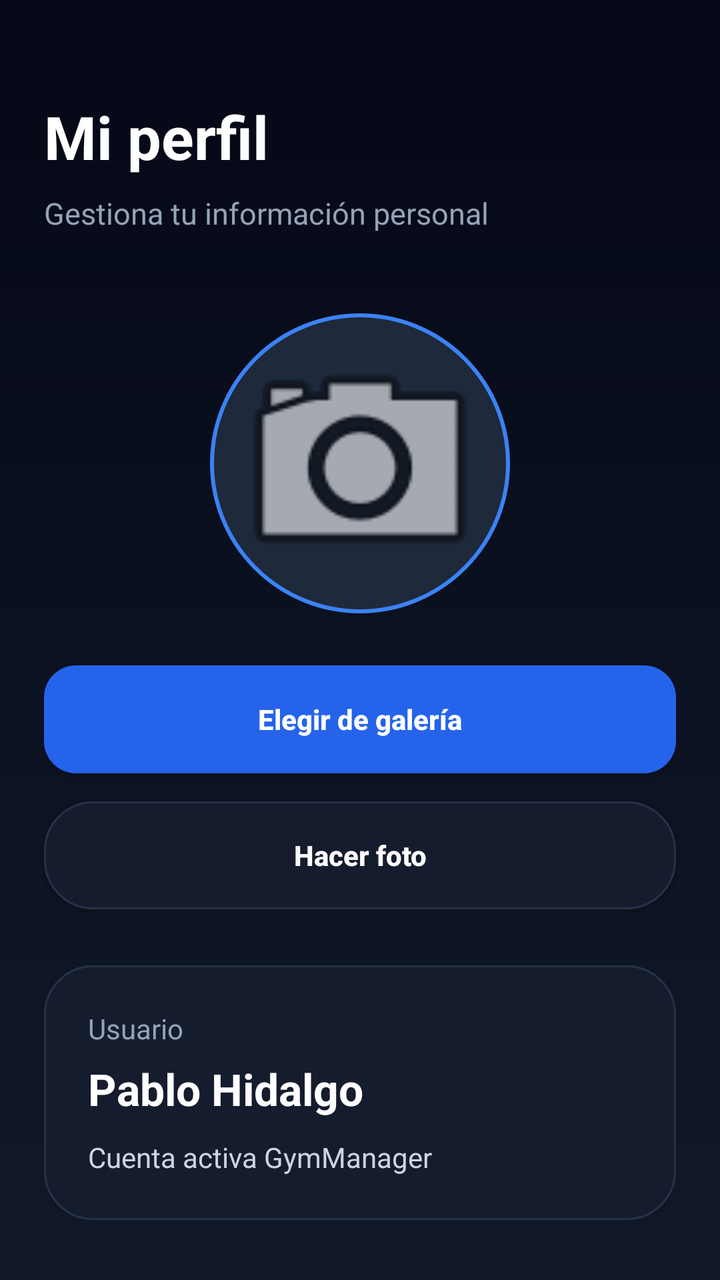
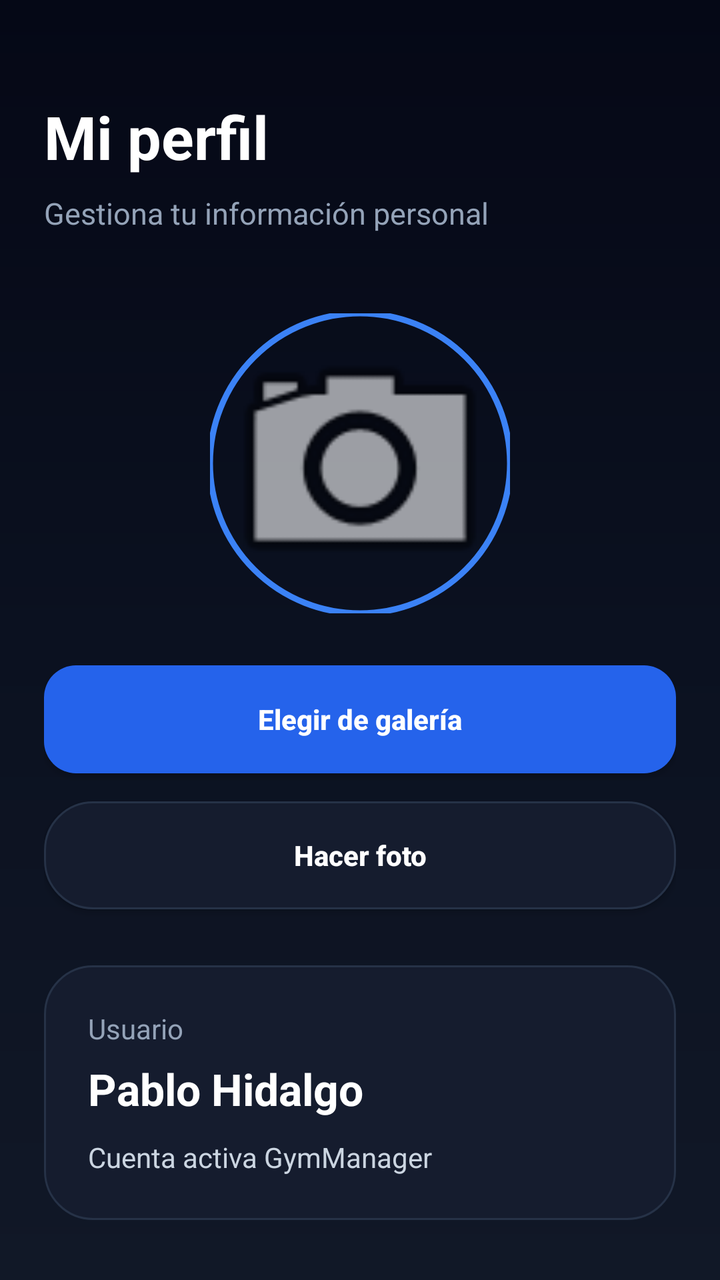

Screens rendered from an Android XML layout before and after an edit, with the pre-edit source and the edit as a unified diff.
<!-- AndroidManifest.xml: application theme Theme.GymManager -->
<!-- res/layout/activity_profile.xml -->
<?xml version="1.0" encoding="utf-8"?>
<ScrollView
    xmlns:android="http://schemas.android.com/apk/res/android"
    xmlns:app="http://schemas.android.com/apk/res-auto"
    xmlns:tools="http://schemas.android.com/tools"
    android:layout_width="match_parent"
    android:layout_height="match_parent"
    android:background="@drawable/bg_screen_dark"
    tools:context=".activities.client.ProfileActivity">

    <androidx.constraintlayout.widget.ConstraintLayout
        android:layout_width="match_parent"
        android:layout_height="wrap_content"
        android:padding="22dp">

        <TextView
            android:id="@+id/tvProfileTitle"
            android:layout_width="wrap_content"
            android:layout_height="wrap_content"
            android:text="Mi perfil"
            android:textColor="#FFFFFF"
            android:textSize="30sp"
            android:textStyle="bold"
            app:layout_constraintTop_toTopOf="parent"
            app:layout_constraintStart_toStartOf="parent"
            android:layout_marginTop="26dp"/>

        <TextView
            android:id="@+id/tvProfileSubtitle"
            android:layout_width="wrap_content"
            android:layout_height="wrap_content"
            android:text="Gestiona tu información personal"
            android:textColor="#94A3B8"
            android:textSize="15sp"
            app:layout_constraintTop_toBottomOf="@id/tvProfileTitle"
            app:layout_constraintStart_toStartOf="parent"
            android:layout_marginTop="8dp"/>

        <ImageView
            android:id="@+id/imgProfile"
            android:layout_width="150dp"
            android:layout_height="150dp"
            android:layout_marginTop="40dp"
            android:background="@drawable/bg_profile_circle"
            android:padding="6dp"
            android:scaleType="centerCrop"
            android:src="@android:drawable/ic_menu_camera"
            app:layout_constraintTop_toBottomOf="@id/tvProfileSubtitle"
            app:layout_constraintStart_toStartOf="parent"
            app:layout_constraintEnd_toEndOf="parent"/>

        <Button
            android:id="@+id/btnGallery"
            android:layout_width="0dp"
            android:layout_height="54dp"
            android:layout_marginTop="26dp"
            android:background="@drawable/bg_button_primary"
            android:text="Elegir de galería"
            android:textAllCaps="false"
            android:textColor="#FFFFFF"
            android:textStyle="bold"
            app:layout_constraintTop_toBottomOf="@id/imgProfile"
            app:layout_constraintStart_toStartOf="parent"
            app:layout_constraintEnd_toEndOf="parent"/>

        <Button
            android:id="@+id/btnCamera"
            android:layout_width="0dp"
            android:layout_height="54dp"
            android:layout_marginTop="14dp"
            android:background="@drawable/bg_card_dark_stroke"
            android:text="Hacer foto"
            android:textAllCaps="false"
            android:textColor="#FFFFFF"
            android:textStyle="bold"
            app:layout_constraintTop_toBottomOf="@id/btnGallery"
            app:layout_constraintStart_toStartOf="parent"
            app:layout_constraintEnd_toEndOf="parent"/>

        <LinearLayout
            android:id="@+id/profileInfoCard"
            android:layout_width="0dp"
            android:layout_height="wrap_content"
            android:layout_marginTop="28dp"
            android:background="@drawable/bg_card_dark_stroke"
            android:orientation="vertical"
            android:padding="22dp"
            app:layout_constraintTop_toBottomOf="@id/btnCamera"
            app:layout_constraintStart_toStartOf="parent"
            app:layout_constraintEnd_toEndOf="parent">

            <TextView
                android:layout_width="wrap_content"
                android:layout_height="wrap_content"
                android:text="Usuario"
                android:textColor="#94A3B8"
                android:textSize="14sp"/>

            <TextView
                android:id="@+id/tvProfileName"
                android:layout_width="wrap_content"
                android:layout_height="wrap_content"
                android:text="Pablo Hidalgo"
                android:textColor="#FFFFFF"
                android:textSize="22sp"
                android:textStyle="bold"
                android:layout_marginTop="6dp"/>

            <TextView
                android:layout_width="wrap_content"
                android:layout_height="wrap_content"
                android:text="Cuenta activa GymManager"
                android:textColor="#CBD5E1"
                android:textSize="14sp"
                android:layout_marginTop="10dp"/>

        </LinearLayout>

    </androidx.constraintlayout.widget.ConstraintLayout>

</ScrollView>
<!-- resources referenced by this layout -->
<resources>
  <!-- drawable bg_button_primary (drawable) -->
  <shape xmlns:android="http://schemas.android.com/apk/res/android">
      <solid android:color="#2563EB" />
      <corners android:radius="16dp" />
  </shape>
  <!-- drawable bg_card_dark_stroke (drawable) -->
  <?xml version="1.0" encoding="utf-8"?>
  <shape xmlns:android="http://schemas.android.com/apk/res/android">
      <solid android:color="#151C2E" />
      <corners android:radius="24dp" />
      <stroke
          android:width="1dp"
          android:color="#263247" />
  </shape>
  <!-- drawable bg_profile_circle (drawable) -->
  <?xml version="1.0" encoding="utf-8"?>
  <shape xmlns:android="http://schemas.android.com/apk/res/android">
  
      <solid android:color="#1E293B"/>
  
      <corners android:radius="999dp"/>
  
      <stroke
          android:width="2dp"
          android:color="#3B82F6"/>
  
  </shape>
  <!-- drawable bg_screen_dark (drawable) -->
  <?xml version="1.0" encoding="utf-8"?>
  <shape xmlns:android="http://schemas.android.com/apk/res/android">
      <gradient
          android:startColor="#050816"
          android:centerColor="#0B1120"
          android:endColor="#111827"
          android:angle="270" />
  </shape>
  <style name="Theme.GymManager" parent="Base.Theme.GymManager" />
  <style name="Base.Theme.GymManager" parent="Theme.Material3.DayNight.NoActionBar">
          
          
      </style>
</resources>

<!-- the commit's change to res/layout/activity_profile.xml (unified diff, before → after) -->
@@ -36,15 +36,16 @@
             app:layout_constraintStart_toStartOf="parent"
             android:layout_marginTop="8dp"/>
 
-        <ImageView
+        <com.google.android.material.imageview.ShapeableImageView
             android:id="@+id/imgProfile"
             android:layout_width="150dp"
             android:layout_height="150dp"
             android:layout_marginTop="40dp"
-            android:background="@drawable/bg_profile_circle"
-            android:padding="6dp"
             android:scaleType="centerCrop"
             android:src="@android:drawable/ic_menu_camera"
+            app:shapeAppearanceOverlay="@style/CircleImageView"
+            app:strokeColor="#3B82F6"
+            app:strokeWidth="3dp"
             app:layout_constraintTop_toBottomOf="@id/tvProfileSubtitle"
             app:layout_constraintStart_toStartOf="parent"
             app:layout_constraintEnd_toEndOf="parent"/>
<!-- resource entries referenced after the edit -->
@@ -14,19 +14,6 @@
           android:width="1dp"
           android:color="#263247" />
   </shape>
-  <!-- drawable bg_profile_circle (drawable) -->
-  <?xml version="1.0" encoding="utf-8"?>
-  <shape xmlns:android="http://schemas.android.com/apk/res/android">
-  
-      <solid android:color="#1E293B"/>
-  
-      <corners android:radius="999dp"/>
-  
-      <stroke
-          android:width="2dp"
-          android:color="#3B82F6"/>
-  
-  </shape>
   <!-- drawable bg_screen_dark (drawable) -->
   <?xml version="1.0" encoding="utf-8"?>
   <shape xmlns:android="http://schemas.android.com/apk/res/android">
@@ -36,6 +23,9 @@
           android:endColor="#111827"
           android:angle="270" />
   </shape>
+  <style name="CircleImageView">
+          <item name="cornerSize">50%</item>
+      </style>
   <style name="Theme.GymManager" parent="Base.Theme.GymManager" />
   <style name="Base.Theme.GymManager" parent="Theme.Material3.DayNight.NoActionBar">
           
